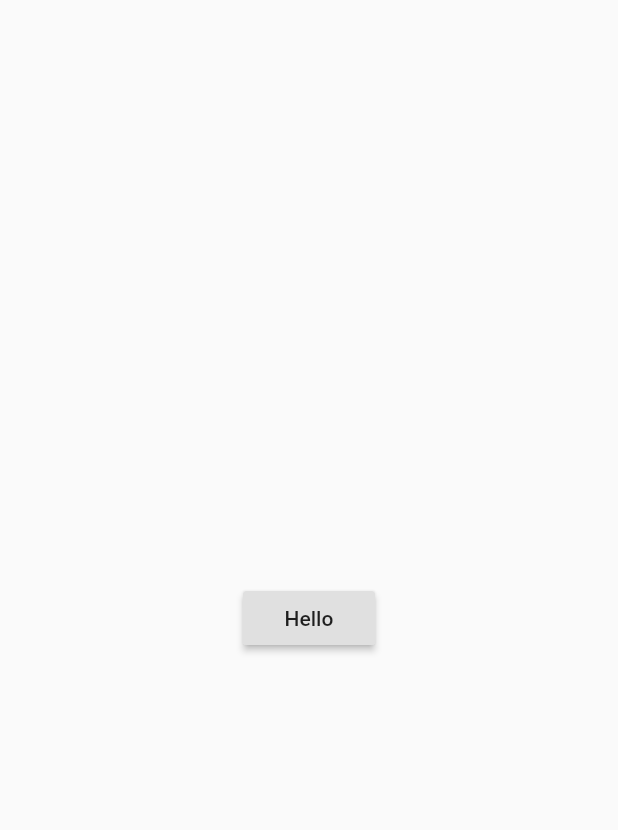
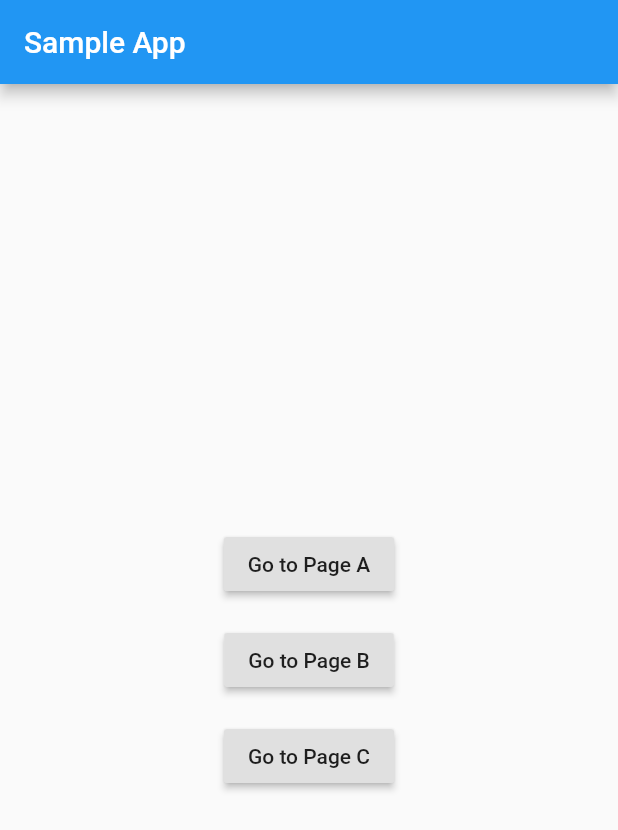
Before and after one commit to kwmt/Flutter-for-Android-devs, a Flutter app: the screen it shows after launch, on a phone screen of 412 x 824 dp. Shown: the top 830 px of the screen. Run offline on Flutter 3.47's test engine with Material 2 defaults, Android fonts, the phone set to English and light mode, and no system bars.

Commit message:
画面遷移:各ページに行って戻るようにした

```diff
--- a/lib/main.dart
+++ b/lib/main.dart
@@ -1,29 +1,81 @@
 import 'package:flutter/material.dart';
 
-void main() => runApp(new DemoApp());
+void main() {
+  runApp(new MaterialApp(
+    home: new MyAppHome(),
+    routes: <String, WidgetBuilder>{
+      '/a': (BuildContext context) => new MyPage(title: 'Page A'),
+      '/b': (BuildContext context) => new MyPage(title: 'Page B'),
+      '/c': (BuildContext context) => new MyPage(title: 'Page C'),
+    },
+  ));
+}
 
-class DemoApp extends StatelessWidget {
+class MyPage extends StatelessWidget {
+  final String title;
+
+  MyPage({this.title});
+
   @override
   Widget build(BuildContext context) {
-    return new MaterialApp(
-      home: new Scaffold(
-          body: new Center(
-        child: new CustomButton("Hello"),
-      )),
+    return new Scaffold(
+      appBar: new AppBar(
+        title: new Text(this.title),
+      ),
+      body: new Center(
+        child: new Column(
+          mainAxisSize: MainAxisSize.min,
+          children: <Widget>[
+            new RaisedButton(
+              onPressed: () {
+                Navigator.of(context).pop();
+              },
+              child: new Text('go back'),
+            ),
+          ],
+        ),
+      ),
     );
   }
 }
 
-class CustomButton extends StatelessWidget {
-  final String label;
+class MyAppHome extends StatelessWidget {
+  @override
+  Widget build(BuildContext context) {
+    return new Scaffold(
+      appBar: new AppBar(
+        title: new Text("Sample App"),
+      ),
+      body: new Center(
+        child: new Column(
+          mainAxisSize: MainAxisSize.min,
+          children: <Widget>[
+            new ButtonWidget('Go to Page A', '/a'),
+            new ButtonWidget('Go to Page B', '/b'),
+            new ButtonWidget('Go to Page C', '/c'),
+          ],
+        ),
+      ),
+    );
+  }
+}
 
-  CustomButton(this.label);
+class ButtonWidget extends StatelessWidget {
+  final String title;
+  final String destination;
+
+  ButtonWidget(this.title, this.destination);
 
   @override
   Widget build(BuildContext context) {
-    return new RaisedButton(
-      onPressed: () {},
-      child: new Text(label),
+    return new Container(
+      padding: EdgeInsets.all(8.0),
+      child: new RaisedButton(
+        onPressed: () {
+          Navigator.of(context).pushNamed(destination);
+        },
+        child: new Text(title),
+      ),
     );
   }
 }
```
